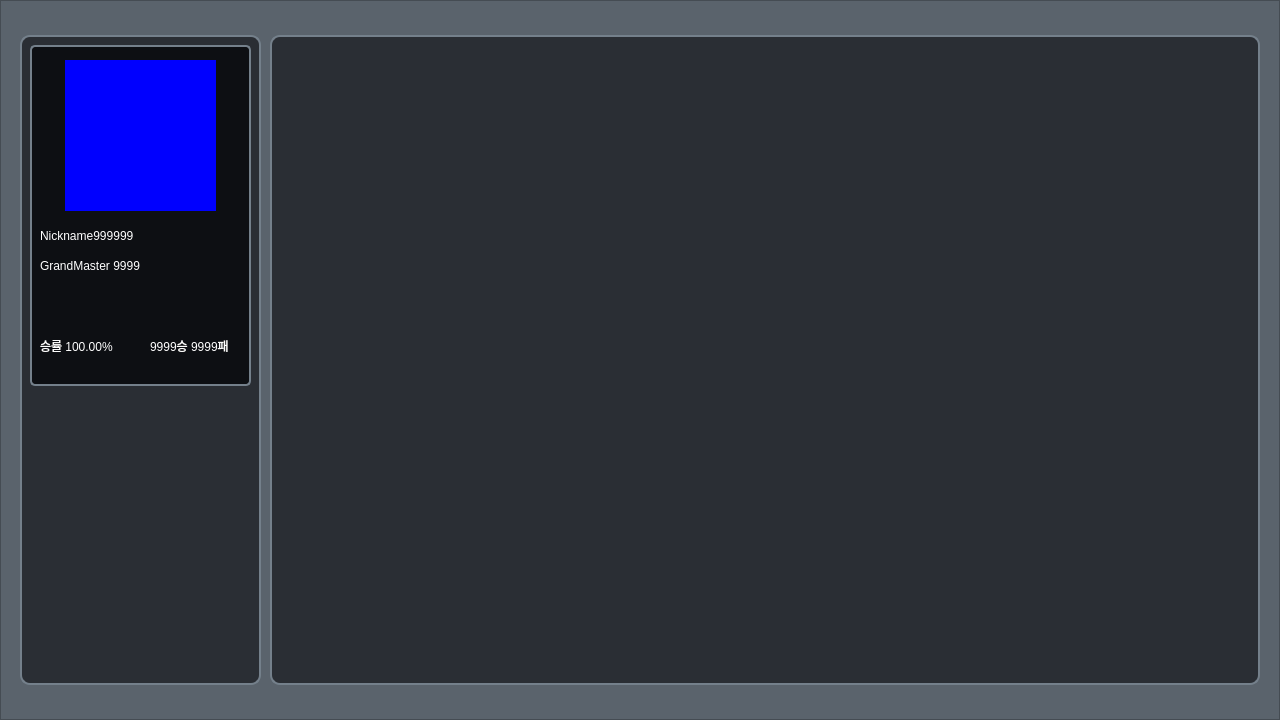
This is Data/UI/Record/RecordFrame.ui in CSID-DGU/2024-1-OSSP2-team-08-GameAssistant as Qt 5 draws it before an edit. The edited form follows.
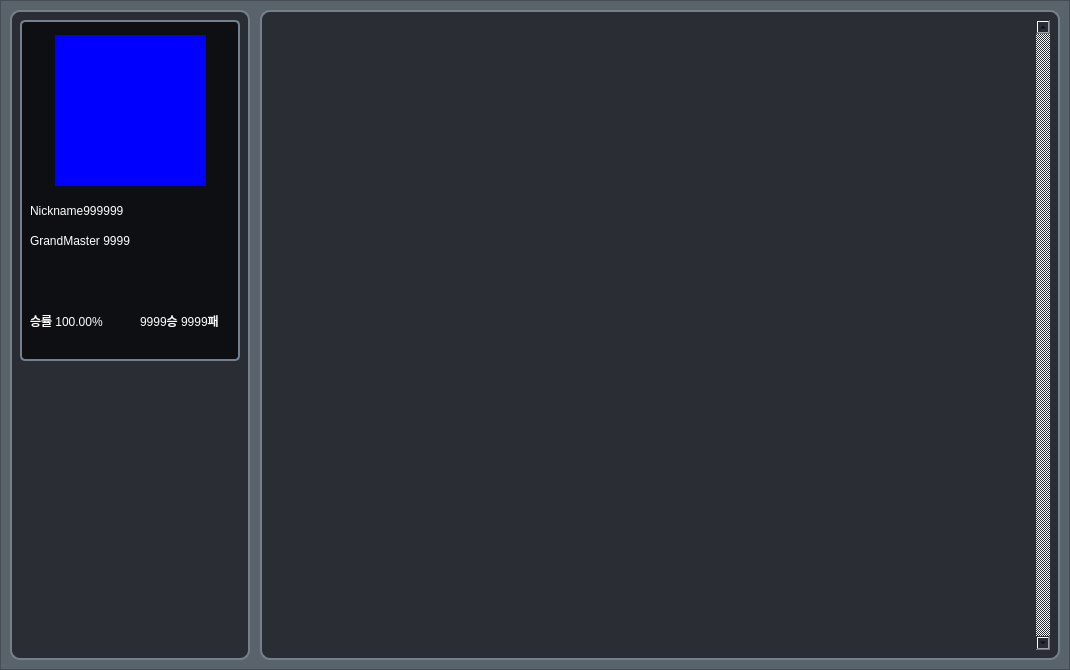
This is the edited form. Icons and pictures are not drawn.

What changed in the file:
```diff
--- a/Data/UI/Record/RecordFrame.ui
+++ b/Data/UI/Record/RecordFrame.ui
@@ -6,8 +6,8 @@
    <rect>
     <x>0</x>
     <y>0</y>
-    <width>1280</width>
-    <height>720</height>
+    <width>1070</width>
+    <height>670</height>
    </rect>
   </property>
   <property name="windowTitle">
@@ -18,8 +18,8 @@
     <rect>
      <x>0</x>
      <y>0</y>
-     <width>1280</width>
-     <height>720</height>
+     <width>1070</width>
+     <height>670</height>
     </rect>
    </property>
    <property name="styleSheet">
@@ -34,9 +34,9 @@
    <widget class="QFrame" name="PlayerInfoFrame">
     <property name="geometry">
      <rect>
-      <x>20</x>
-      <y>35</y>
-      <width>241</width>
+      <x>10</x>
+      <y>10</y>
+      <width>240</width>
       <height>650</height>
      </rect>
     </property>
@@ -83,7 +83,7 @@
       <rect>
        <x>10</x>
        <y>10</y>
-       <width>221</width>
+       <width>220</width>
        <height>341</height>
       </rect>
      </property>
@@ -177,9 +177,9 @@
    <widget class="QFrame" name="MatchesFrame">
     <property name="geometry">
      <rect>
-      <x>270</x>
-      <y>35</y>
-      <width>990</width>
+      <x>260</x>
+      <y>10</y>
+      <width>800</width>
       <height>650</height>
      </rect>
     </property>
@@ -190,19 +190,13 @@
 	border-radius: 10px;
 </string>
     </property>
-    <property name="frameShape">
-     <enum>QFrame::StyledPanel</enum>
-    </property>
-    <property name="frameShadow">
-     <enum>QFrame::Raised</enum>
-    </property>
     <widget class="QFrame" name="MatchesFrame_2">
      <property name="geometry">
       <rect>
        <x>10</x>
        <y>10</y>
-       <width>969</width>
-       <height>629</height>
+       <width>780</width>
+       <height>630</height>
       </rect>
      </property>
      <property name="styleSheet">
@@ -212,22 +206,45 @@
 
 </string>
      </property>
-     <property name="frameShape">
-      <enum>QFrame::StyledPanel</enum>
-     </property>
-     <property name="frameShadow">
-      <enum>QFrame::Raised</enum>
-     </property>
-     <widget class="QWidget" name="verticalLayoutWidget_2">
+     <widget class="QScrollArea" name="scrollArea">
       <property name="geometry">
        <rect>
-        <x>10</x>
-        <y>10</y>
-        <width>951</width>
-        <height>611</height>
+        <x>0</x>
+        <y>0</y>
+        <width>780</width>
+        <height>630</height>
        </rect>
       </property>
-      <layout class="QVBoxLayout" name="MatchesLayout"/>
+      <property name="verticalScrollBarPolicy">
+       <enum>Qt::ScrollBarAlwaysOn</enum>
+      </property>
+      <property name="widgetResizable">
+       <bool>true</bool>
+      </property>
+      <property name="alignment">
+       <set>Qt::AlignLeading|Qt::AlignLeft|Qt::AlignTop</set>
+      </property>
+      <widget class="QWidget" name="scrollAreaWidgetContents_2">
+       <property name="geometry">
+        <rect>
+         <x>0</x>
+         <y>0</y>
+         <width>763</width>
+         <height>630</height>
+        </rect>
+       </property>
+       <widget class="QWidget" name="verticalLayoutWidget">
+        <property name="geometry">
+         <rect>
+          <x>0</x>
+          <y>0</y>
+          <width>761</width>
+          <height>1631</height>
+         </rect>
+        </property>
+        <layout class="QVBoxLayout" name="MatchesLayout"/>
+       </widget>
+      </widget>
      </widget>
     </widget>
    </widget>
```
Left out of the diff: 3 changed lines with no effect on the pictures.
